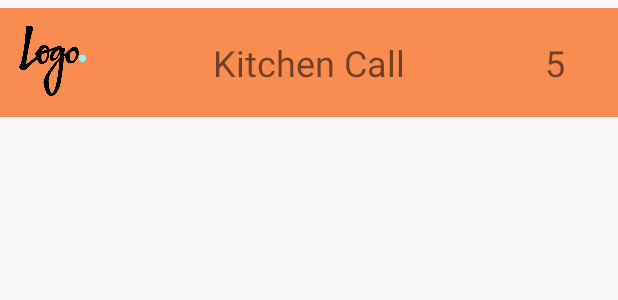
After one commit to Mohamed-Fakhry/Gusteau-waiter, an Android app: the layout item_notification.xml on its own in the app's theme, with its tools: preview values and no code run, on a phone screen of 412 x 824 dp. The commit adds this screen. Shown: the top 300 px of the screen. Run offline under Robolectric (Android 15) with nearby library versions, the phone set to English and light mode, and no system bars.

Commit message:
"add Notification list "

```diff
--- a/app/src/main/java/com/example/eastsound/remourasystem/Adapter/TabAdapter.java
+++ b/app/src/main/java/com/example/eastsound/remourasystem/Adapter/TabAdapter.java
@@ -4,7 +4,7 @@ import android.support.v4.app.Fragment;
 import android.support.v4.app.FragmentManager;
 import android.support.v4.app.FragmentPagerAdapter;
 
-import com.example.eastsound.remourasystem.BlankFragmentB;
+import com.example.eastsound.remourasystem.NotificationFragment;
 import com.example.eastsound.remourasystem.MakeOrder;
 
 /**
@@ -19,7 +19,7 @@ public class TabAdapter extends FragmentPagerAdapter {
     public TabAdapter(FragmentManager fm) {
         super(fm);
         fragments[0] = new MakeOrder();
-        fragments[1] = new BlankFragmentB();
+        fragments[1] = new NotificationFragment();
     }
 
 
--- a/app/src/main/java/com/example/eastsound/remourasystem/MakeOrder.java
+++ b/app/src/main/java/com/example/eastsound/remourasystem/MakeOrder.java
@@ -30,6 +30,7 @@ public class MakeOrder extends Fragment {
 
     @Bind(R.id.categories)
     RecyclerView categoryRecyclerView;
+
     ArrayList<Category> categories;
 
     public static MakeOrder newMakeOrder(Bundle bundle){
--- a/app/src/main/java/com/example/eastsound/remourasystem/Service/Service.java
+++ b/app/src/main/java/com/example/eastsound/remourasystem/Service/Service.java
@@ -14,4 +14,7 @@ public interface Service {
 
     @GET("/categories")
     Call<Responed> getcategories();
+
+    @GET("/notifications")
+    Call<Responed> getNotification();
 }
--- a/app/src/main/java/com/example/eastsound/remourasystem/viewHolder/CategoryItemViewHolder.java
+++ b/app/src/main/java/com/example/eastsound/remourasystem/viewHolder/CategoryItemViewHolder.java
@@ -47,6 +47,11 @@ public class CategoryItemViewHolder extends RecyclerView.ViewHolder {
                     .load(R.drawable.pizza2)
                     .asBitmap()
                     .into(categoryImage);
+        else
+            Glide.with(categoryActivity)
+                    .load(R.drawable.pizza2)
+                    .asBitmap()
+                    .into(categoryImage);
 
         if (category.getNameArbic()!=null)
             categoryNameE.setText(category.getNameArbic());
--- a/app/src/main/res/layout/item_meal.xml
+++ b/app/src/main/res/layout/item_meal.xml
@@ -9,7 +9,7 @@
     <ImageView
         android:layout_width="match_parent"
         android:layout_height="125dp"
-        android:id="@+id/categoryImage"
+        android:id="@+id/mealImage"
         android:background="#f9f7f7"
         android:scaleType="centerCrop" />
 
--- /dev/null
+++ b/app/src/main/res/layout/item_notification.xml
@@ -0,0 +1,52 @@
+<?xml version="1.0" encoding="utf-8"?>
+<LinearLayout android:layout_width="match_parent"
+    android:layout_height="wrap_content"
+    android:orientation="vertical"
+    xmlns:android="http://schemas.android.com/apk/res/android">
+
+    <View
+        android:layout_width="match_parent"
+        android:layout_height="5dp">
+    </View>
+
+    <RelativeLayout
+        android:layout_width="match_parent"
+        android:layout_height="wrap_content"
+        android:padding="10dp"
+        android:background="#e5fa803f">
+
+        <ImageView
+            android:id="@+id/notificationImage"
+            android:layout_width="50dp"
+            android:layout_height="50dp"
+            android:src="@drawable/logo"
+            android:scaleType="fitXY"
+            />
+
+        <TextView
+            android:id="@+id/desctription"
+            android:layout_width="wrap_content"
+            android:layout_height="wrap_content"
+            android:text="Kitchen Call"
+            android:layout_gravity="center"
+            android:textSize="24sp"
+            android:layout_centerInParent="true"/>
+
+        <TextView
+            android:id="@+id/tableId"
+            android:layout_width="wrap_content"
+            android:layout_height="wrap_content"
+            android:text="5"
+            android:layout_alignParentEnd="true"
+            android:layout_centerVertical="true"
+            android:layout_marginEnd="15dp"
+            android:padding="10dp"
+            android:textSize="24sp"
+            />
+
+    </RelativeLayout>
+    <View
+        android:layout_width="match_parent"
+        android:layout_height="5dp">
+    </View>
+</LinearLayout>
```
Also changed, not shown: app/src/main/java/com/example/eastsound/remourasystem/BlankFragmentB.java (deleted, +0 -23 lines), app/src/main/java/com/example/eastsound/remourasystem/NotificationFragment.java (added, +79 -0 lines), app/src/main/java/com/example/eastsound/remourasystem/Service/Responed.java (+5 -3 lines), app/src/main/java/com/example/eastsound/remourasystem/adapter/NotificationAdapter.java (added, +36 -0 lines), app/src/main/java/com/example/eastsound/remourasystem/model/notification/Notification.java (added, +43 -0 lines), app/src/main/java/com/example/eastsound/remourasystem/viewHolder/MealItemViewHolder.java (+9 -1 lines), app/src/main/java/com/example/eastsound/remourasystem/viewHolder/NotificationViewHolder.java (added, +54 -0 lines), app/src/main/res/layout/fragment_b.xml (deleted, +0 -13 lines), app/src/main/res/layout/notifications_layout.xml (added, +14 -0 lines), app/src/main/res/drawable/CKP.gif (added), app/src/main/res/drawable/person.png (added), app/src/main/res/drawable/shawarma.jpg (deleted), app/src/main/res/drawable/wafflewcrepe.jpg (deleted).
